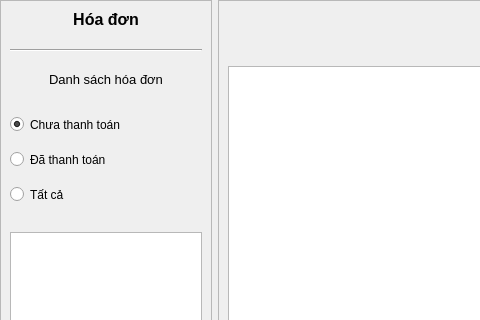
Qt form src/views/ReceiptView.ui (Taylor3691/Hospital-Management-Project) before a commit; both pictures show x 0 to 480 and y 0 to 320 of the 1065 by 636 pixel window.
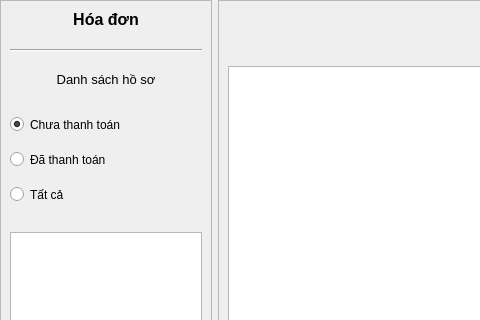
The same form after that commit. Icons and pictures are not drawn.

Commit message: chore(view): correct some label texts

Diff of the .ui file:
```diff
--- a/src/views/ReceiptView.ui
+++ b/src/views/ReceiptView.ui
@@ -2309,7 +2309,7 @@
          <string notr="true">font-size: 10pt;</string>
         </property>
         <property name="text">
-         <string>Danh sách hóa đơn</string>
+         <string>Danh sách hồ sơ</string>
         </property>
         <property name="alignment">
          <set>Qt::AlignCenter</set>
```
The commit also changes 2 other files.
